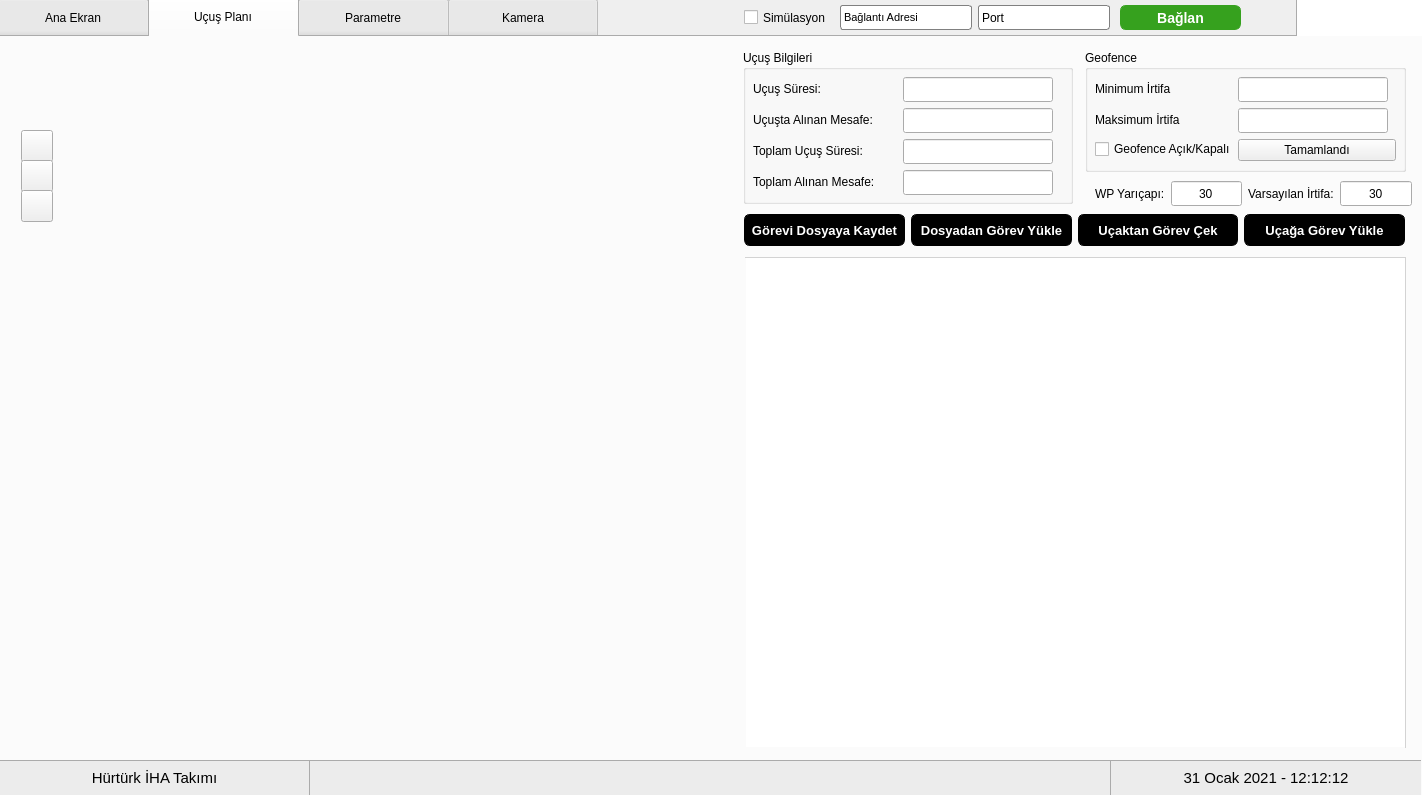
The window that design.ui (hurturkiha/otopilot-arayuzu) describes before a commit, drawn with Qt 5.
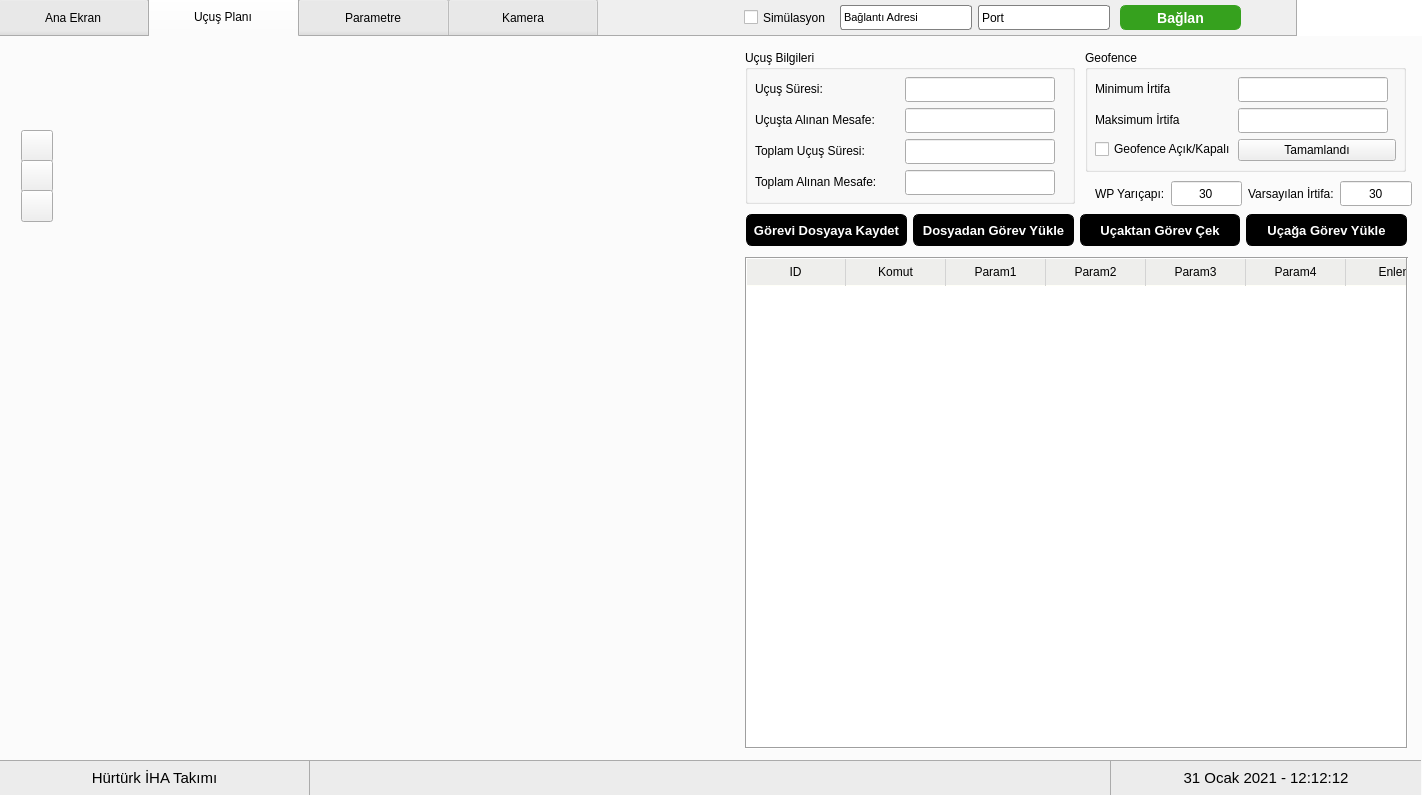
The same window after the commit. Icons and pictures are not drawn.

Commit message: make gui design correction

```diff
--- a/design.ui
+++ b/design.ui
@@ -995,73 +995,10 @@
        </size>
       </property>
      </widget>
-     <widget class="QTableWidget" name="tw_waypoints">
-      <property name="geometry">
-       <rect>
-        <x>745</x>
-        <y>220</y>
-        <width>661</width>
-        <height>491</height>
-       </rect>
-      </property>
-      <property name="styleSheet">
-       <string notr="true">QTableWidget{
-	border-top: 1px solid lightgray;
-	border-right: 1px solid lightgray;
-	outline: 0;
-	selection-background-color: white;
-	color: black;
-}
-
-QTableCornerButton {
-    background-color: rgba(255, 255, 255, 0);
-}
-
-QTableWidget::item{
-	border-left: 1px solid lightgray;
-	border-bottom: 1px solid lightgray;
-	color: black;
-}
-
-QTableWidget::item:focus{
-	background-color:transparent;
-	color: black;
-}
-
-QHeaderView::section {
-    background-color: rgb(238, 238, 236);
-    padding: 4px;
-    font-size: 9pt;
-	height: 18px;
-    border-style: none;
-    border-bottom: 1px solid #fffff8;
-	border-left: 1px solid lightgray;
-}
-
-QHeaderView::section:horizontal
-{
-    border-top: 1px solid #fffff8;
-}
-
-QScrollBar:vertical {
-    border: none;
-    background:white;
-	border-radius: 12px;
-    width:6px;
-    margin: 0px 0px 0px 0px;
-}
-
-QScrollBar::handle:vertical {
-   background: gray;
-    min-height: 0px;
-	border-radius: 12px;
-}</string>
-      </property>
-     </widget>
      <widget class="QWidget" name="layoutWidget_2">
       <property name="geometry">
        <rect>
-        <x>744</x>
+        <x>746</x>
         <y>176</y>
         <width>661</width>
         <height>34</height>
@@ -1229,7 +1166,7 @@
      <widget class="QGroupBox" name="gb_flightInfo_2">
       <property name="geometry">
        <rect>
-        <x>743</x>
+        <x>745</x>
         <y>13</y>
         <width>330</width>
         <height>154</height>
@@ -1543,6 +1480,229 @@
        </item>
       </layout>
      </widget>
+     <widget class="QTableWidget" name="tw_waypoints">
+      <property name="geometry">
+       <rect>
+        <x>745</x>
+        <y>220</y>
+        <width>661</width>
+        <height>491</height>
+       </rect>
+      </property>
+      <property name="focusPolicy">
+       <enum>Qt::ClickFocus</enum>
+      </property>
+      <property name="styleSheet">
+       <string notr="true">QTableWidget{
+	border-top: 1px solid lightgray;
+	outline: 0;
+	selection-background-color: white;
+	color: black;
+}
+
+QTableWidget::item{
+	border-left: 1px solid lightgray;
+	border-bottom: 1px solid lightgray;
+	color: black;
+}
+
+QTableWidget::last-child{
+	background-color: rgb(255, 255, 0);
+}
+
+QTableWidget::item:focus{
+	background-color:transparent;
+	color: black;
+}
+
+QHeaderView::section {
+    background-color: rgb(238, 238, 236);
+    padding: 4px;
+    font-size: 9pt;
+	height: 18px;
+    border-style: none;
+    border-bottom: 1px solid #fffff8;
+	border-left: 1px solid lightgray;
+}
+
+QHeaderView::section:horizontal
+{
+    border-top: 1px solid #fffff8;
+}
+
+QScrollBar:vertical {
+    border: none;
+    background:white;
+	border-radius: 12px;
+    width:6px;
+    margin: 0px 0px 0px 0px;
+}
+
+QScrollBar::sub-line:vertical {
+	background-color: white;
+}
+
+QScrollBar::add-line:vertical {
+	background-color: white;
+}
+
+QScrollBar::handle:vertical {
+   background: gray;
+    min-height: 0px;
+	border-radius: 12px;
+}</string>
+      </property>
+      <property name="frameShape">
+       <enum>QFrame::NoFrame</enum>
+      </property>
+      <property name="frameShadow">
+       <enum>QFrame::Plain</enum>
+      </property>
+      <property name="verticalScrollBarPolicy">
+       <enum>Qt::ScrollBarAsNeeded</enum>
+      </property>
+      <property name="horizontalScrollBarPolicy">
+       <enum>Qt::ScrollBarAlwaysOff</enum>
+      </property>
+      <property name="selectionMode">
+       <enum>QAbstractItemView::SingleSelection</enum>
+      </property>
+      <property name="showGrid">
+       <bool>false</bool>
+      </property>
+      <property name="rowCount">
+       <number>0</number>
+      </property>
+      <attribute name="horizontalHeaderHighlightSections">
+       <bool>true</bool>
+      </attribute>
+      <attribute name="horizontalHeaderShowSortIndicator" stdset="0">
+       <bool>false</bool>
+      </attribute>
+      <attribute name="horizontalHeaderStretchLastSection">
+       <bool>false</bool>
+      </attribute>
+      <attribute name="verticalHeaderHighlightSections">
+       <bool>true</bool>
+      </attribute>
+      <attribute name="verticalHeaderStretchLastSection">
+       <bool>false</bool>
+      </attribute>
+      <column>
+       <property name="text">
+        <string>ID</string>
+       </property>
+      </column>
+      <column>
+       <property name="text">
+        <string>Komut</string>
+       </property>
+      </column>
+      <column>
+       <property name="text">
+        <string>Param1</string>
+       </property>
+      </column>
+      <column>
+       <property name="text">
+        <string>Param2</string>
+       </property>
+      </column>
+      <column>
+       <property name="text">
+        <string>Param3</string>
+       </property>
+      </column>
+      <column>
+       <property name="text">
+        <string>Param4</string>
+       </property>
+      </column>
+      <column>
+       <property name="text">
+        <string>Enlem</string>
+       </property>
+      </column>
+      <column>
+       <property name="text">
+        <string>Boylam</string>
+       </property>
+      </column>
+      <column>
+       <property name="text">
+        <string>İrtifa</string>
+       </property>
+      </column>
+      <column>
+       <property name="text">
+        <string>Sil?</string>
+       </property>
+      </column>
+     </widget>
+     <widget class="Line" name="line">
+      <property name="geometry">
+       <rect>
+        <x>736</x>
+        <y>220</y>
+        <width>20</width>
+        <height>491</height>
+       </rect>
+      </property>
+      <property name="styleSheet">
+       <string notr="true"/>
+      </property>
+      <property name="orientation">
+       <enum>Qt::Vertical</enum>
+      </property>
+     </widget>
+     <widget class="Line" name="line_2">
+      <property name="geometry">
+       <rect>
+        <x>1397</x>
+        <y>220</y>
+        <width>20</width>
+        <height>491</height>
+       </rect>
+      </property>
+      <property name="styleSheet">
+       <string notr="true"/>
+      </property>
+      <property name="orientation">
+       <enum>Qt::Vertical</enum>
+      </property>
+     </widget>
+     <widget class="Line" name="line_3">
+      <property name="geometry">
+       <rect>
+        <x>745</x>
+        <y>710</y>
+        <width>661</width>
+        <height>3</height>
+       </rect>
+      </property>
+      <property name="styleSheet">
+       <string notr="true">border-left: 1px solid lightgray;</string>
+      </property>
+      <property name="orientation">
+       <enum>Qt::Horizontal</enum>
+      </property>
+     </widget>
+     <widget class="Line" name="line_4">
+      <property name="geometry">
+       <rect>
+        <x>746</x>
+        <y>220</y>
+        <width>661</width>
+        <height>3</height>
+       </rect>
+      </property>
+      <property name="styleSheet">
+       <string notr="true">border-left: 1px solid lightgray;</string>
+      </property>
+      <property name="orientation">
+       <enum>Qt::Horizontal</enum>
+      </property>
+     </widget>
     </widget>
     <widget class="QWidget" name="tab_parameters">
      <attribute name="title">
```
The commit also changes 4 other files.
